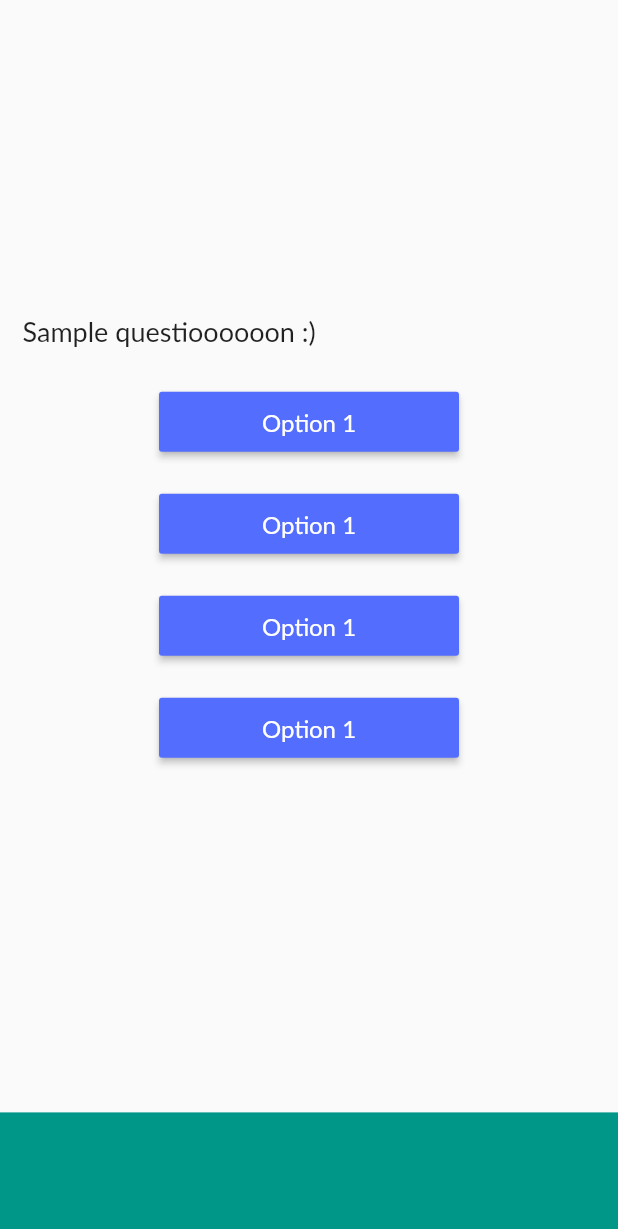
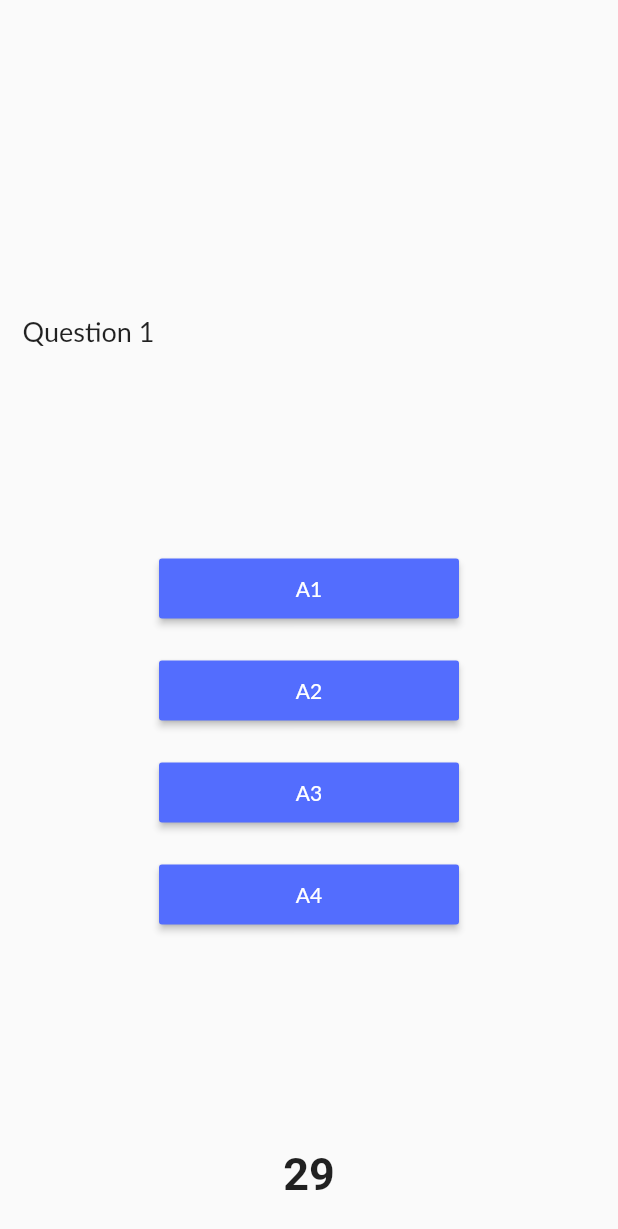
Before and after one commit to KubiakJakub/Polsh_Banking_Game, a Flutter app: the screen it shows after launch, after a tap on "Category 1", on a phone screen of 412 x 824 dp. Shown: the top 1229 px of the screen. Run offline on Flutter 3.47's test engine with Material 2 defaults, Android fonts, the phone set to English and light mode, and no system bars; Roboto replaces fonts that are missing (Times New Roman).

Commit message:
Added:  -timer  -improved data base  -imporved question panel

```diff
--- a/lib/home.dart
+++ b/lib/home.dart
@@ -1,4 +1,5 @@
 import 'package:flutter/material.dart';
+import 'package:flutter/services.dart';
 import 'package:quizapp/quizpage.dart';
 
 class homepage extends StatefulWidget {
@@ -86,6 +87,10 @@ class _homepageState extends State<homepage> {
 
   @override
   Widget build(BuildContext context) {
+    SystemChrome.setPreferredOrientations([
+      DeviceOrientation.portraitDown, DeviceOrientation.portraitUp
+    ]);
+
     return Scaffold(
       appBar: AppBar(
         title: Text(
--- a/lib/quizpage.dart
+++ b/lib/quizpage.dart
@@ -1,18 +1,17 @@
+import 'dart:async';
 import 'dart:convert';
-
 import 'package:flutter/material.dart';
+import 'package:flutter/services.dart';
 
 class getjason extends StatelessWidget {
-
-
 
   @override
   Widget build(BuildContext context) {
     return FutureBuilder(
-      future: DefaultAssetBundle.of(context).loadString("key"),
+      future: DefaultAssetBundle.of(context).loadString("assets/questions.json"),
       builder: (context, snapshot){
-        var mydata = jsonDecode(snapshot.data.toString());
-        if(mydata != null){
+        var mydata = json.decode(snapshot.data.toString());
+        if(mydata == null){
           return Scaffold(
             body: Center(
               child: Text(
@@ -21,7 +20,7 @@ class getjason extends StatelessWidget {
             ),
           );
         }else{
-          return quizpage();
+          return quizpage(mydata : mydata);
         }
       },
     );
@@ -30,29 +29,103 @@ class getjason extends StatelessWidget {
 
 
 class quizpage extends StatefulWidget {
+
+  var mydata;
+  quizpage({Key key, @required this.mydata}) : super(key : key);
+
+
   @override
-  _quizpageState createState() => _quizpageState();
+  _quizpageState createState() => _quizpageState(mydata);
 }
 
 class _quizpageState extends State<quizpage> {
 
-  Widget choicebutton(){
+  var mydata;
+  _quizpageState(this.mydata);
+
+  Color showColor = Colors.indigoAccent;
+  Color right = Colors.greenAccent;
+  Color wrong = Colors.redAccent;
+  int marks = 0;
+  int i = 1;
+  int timer = 30;
+  String showTimer = "30";
+
+  Map<String, Color> btn_color = {
+    "a": Colors.indigoAccent,
+    "b": Colors.indigoAccent,
+    "c": Colors.indigoAccent,
+    "d": Colors.indigoAccent
+  };
+
+  @override
+  void initState(){
+    startTimer();
+    super.initState();
+  }
+
+  void startTimer() async{
+    const onesec = Duration(seconds: 1);
+    Timer.periodic(onesec, (Timer t){
+      setState(() {
+        if(timer < 1){
+          t.cancel();
+        }else{
+          timer = timer - 1;
+        }
+        showTimer = timer.toString();
+      });
+    });
+  }
+
+  void nextQuestion(){
+    setState(() {
+      if(i < 5){
+        i++;
+      }else{
+
+      }
+      btn_color['a'] = Colors.indigoAccent;
+      btn_color['b'] = Colors.indigoAccent;
+      btn_color['c'] = Colors.indigoAccent;
+      btn_color['d'] = Colors.indigoAccent;
+    });
+  }
+
+
+
+  void checkanswer(String key){
+    if(mydata[2]["1"] == mydata[1]["1"][key]){
+      marks = marks + 5;
+      showColor = right;
+    }else{
+      showColor = wrong;
+    }
+    setState(() {
+      btn_color[key] = showColor;
+    });
+    Timer(Duration(seconds: 2), nextQuestion);
+  }
+
+
+  Widget choicebutton(String key){
     return Padding(
       padding: EdgeInsets.symmetric(
         vertical: 10.0,
         horizontal: 20.0,
       ),
       child: MaterialButton(
-        onPressed: (){},
+        onPressed: () => checkanswer(key),
         child: Text(
-          "Option 1",
+          mydata[1][i.toString()][key],
           style: TextStyle(
             color: Colors.white,
             fontFamily: "Lato-Regular",
-            fontSize: 16.0,
+            fontSize: 14.0,
           ),
+          maxLines: 1,
         ),
-        color: Colors.indigoAccent,
+        color: btn_color[key],
         minWidth: 200.0,
         height: 40.0,
     ),
@@ -61,7 +134,28 @@ class _quizpageState extends State<quizpage> {
 
   @override
   Widget build(BuildContext context) {
-    return Scaffold(
+    return WillPopScope(
+      onWillPop: (){
+        return showDialog(context: context, builder: (context) => AlertDialog(
+          title: Text(
+            "Quiz app",
+          ),
+          content: Text(
+            "You cen't go back"
+          ),
+          actions: <Widget>[
+            FlatButton(
+              onPressed: (){
+                Navigator.of(context).pop();
+              },
+              child: Text(
+                "ok"
+              ),
+            )
+          ],
+        ),);
+      },
+      child: Scaffold(
         body: Column(
           children: <Widget>[
             Expanded(
@@ -70,7 +164,7 @@ class _quizpageState extends State<quizpage> {
                 padding: EdgeInsets.all(15.0),
                 alignment: Alignment.bottomLeft,
                 child: Text(
-                "Sample questioooooon :)",
+                  mydata[0][i.toString()],
                   style: TextStyle(
                     fontSize: 18.0,
                     fontFamily: "Lato-Regular",
@@ -82,11 +176,12 @@ class _quizpageState extends State<quizpage> {
               flex: 6,
               child:  Container(
                 child: Column(
+                  mainAxisAlignment: MainAxisAlignment.center,
                   children: <Widget>[
-                  choicebutton(),
-                  choicebutton(),
-                  choicebutton(),
-                  choicebutton()
+                    choicebutton('a'),
+                    choicebutton('b'),
+                    choicebutton('c'),
+                    choicebutton('d')
                   ],
                 ),
               ),
@@ -94,13 +189,22 @@ class _quizpageState extends State<quizpage> {
             Expanded(
               flex: 1,
               child:  Container(
-              decoration: BoxDecoration(
-                color: Colors.teal,
+                alignment: Alignment.topCenter,
+                child: Center(
+                  child: Text(
+                    showTimer,
+                    style: TextStyle(
+                      fontSize: 30,
+                      fontWeight: FontWeight.w700,
+                      fontFamily: 'Times New Roman',
+                    ),
+                  ),
                 ),
               ),
             ),
           ],
         ),
+      ),
     );
   }
 }
--- a/lib/splash.dart
+++ b/lib/splash.dart
@@ -1,5 +1,4 @@
 import 'dart:async';
-
 import 'package:flutter/material.dart';
 import 'package:quizapp/home.dart';
 
```
Also changed, not shown: assets/questions.json (+10 -10 lines). Lines whose indentation alone changed are shown as unchanged.
